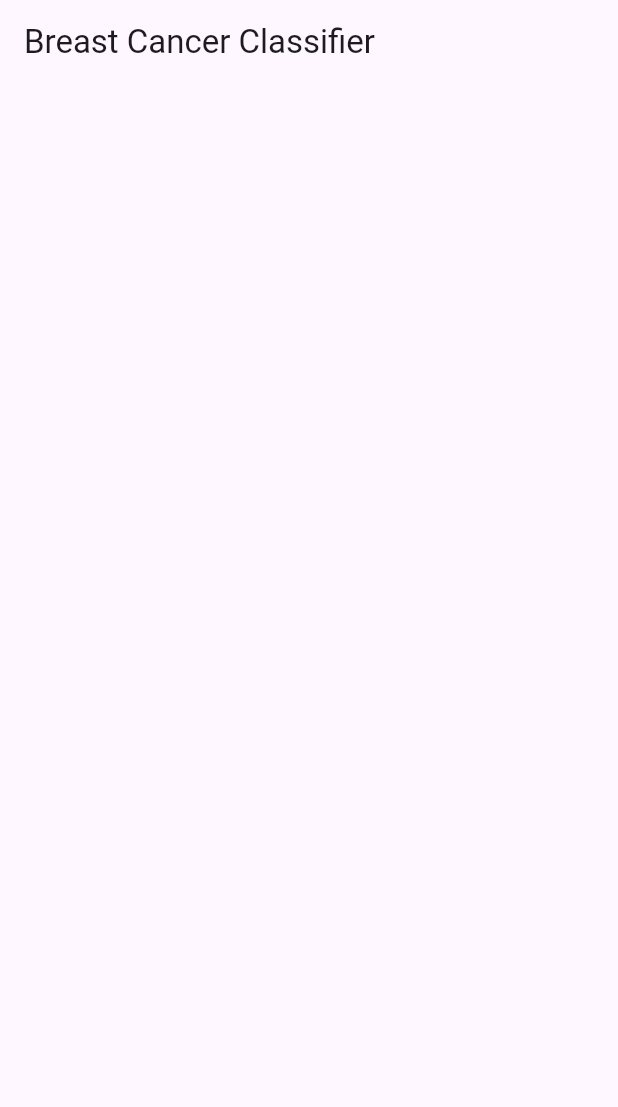
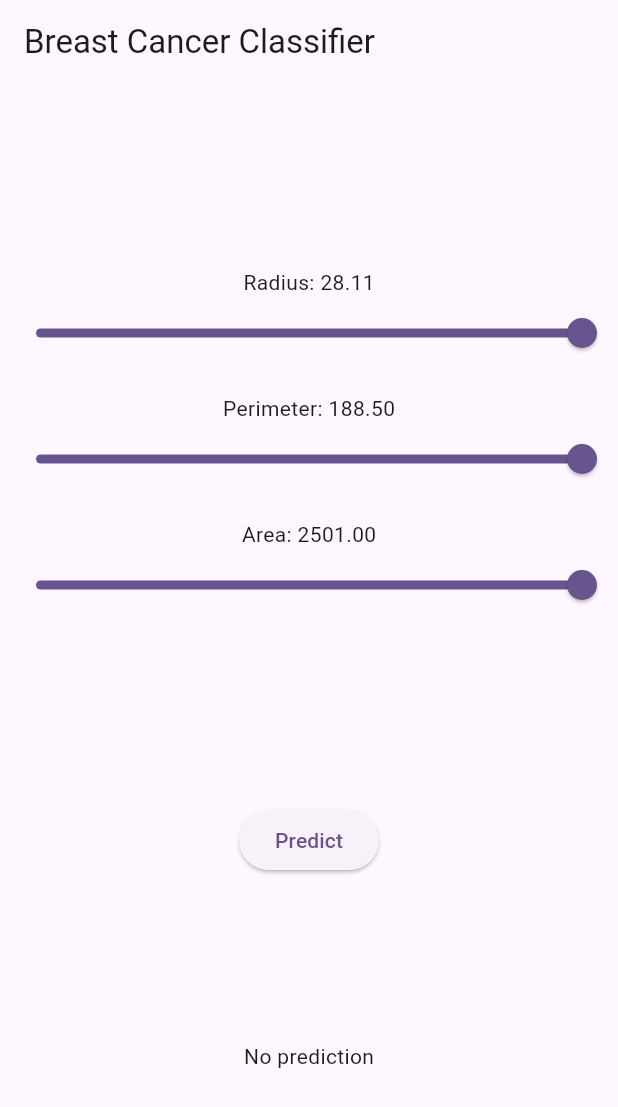
Before and after one commit to emiliodallatorre/unive-breastcancer-client, a Flutter app: the screen it shows after launch, on a phone screen of 412 x 824 dp. Shown: the top 1107 px of the screen. Run offline on Flutter 3.47's test engine with Material 2 defaults, Android fonts, the phone set to English and light mode, and no system bars.

Commit message:
Completata un po' di interfaccia.

```diff
--- a/lib/interface/screen/home_screen.dart
+++ b/lib/interface/screen/home_screen.dart
@@ -1,5 +1,8 @@
 import 'package:flutter/material.dart';
+import 'package:unive_breastcancer_client/models/predict_request_model.dart';
+import 'package:unive_breastcancer_client/models/predict_response_model.dart';
 import 'package:unive_breastcancer_client/references.dart';
+import 'package:unive_breastcancer_client/resources/provider/prediction_provider.dart';
 
 class HomeScreen extends StatefulWidget {
   static const String route = "/homeScreen";
@@ -11,6 +14,19 @@ class HomeScreen extends StatefulWidget {
 }
 
 class _HomeScreenState extends State<HomeScreen> {
+  /*
+  Radius max: 28.11 min: 6.981
+  Perimeter max: 188.5 min: 43.79
+  Area max: 2501.0 min: 143.5
+   */
+  double maxRadius = 28.11, minRadius = 6.981;
+  double maxPerimeter = 188.5, minPerimeter = 43.79;
+  double maxArea = 2501.0, minArea = 143.5;
+
+  double radius = 28.11, perimeter = 188.5, area = 2501.0;
+
+  PredictResponseModel? predictResponseModel;
+
   @override
   Widget build(BuildContext context) {
     return Scaffold(
@@ -21,7 +37,85 @@ class _HomeScreenState extends State<HomeScreen> {
 
   Widget buildBody() {
     return Column(
+      mainAxisAlignment: MainAxisAlignment.center,
+      children: <Widget>[
+        Expanded(
+          flex: 2,
+          child: Column(
+            mainAxisAlignment: MainAxisAlignment.center,
+            children: [
+              Text("Radius: ${radius.toStringAsFixed(2)}"),
+              Slider(
+                value: radius,
+                min: minRadius,
+                max: maxRadius,
+                onChanged: (double value) {
+                  setState(() {
+                    radius = value;
+                  });
+                },
+                label: "Radius: ${radius.toStringAsFixed(2)}",
+              ),
+              SizedBox(height: 16.0),
+              Text("Perimeter: ${perimeter.toStringAsFixed(2)}"),
+              Slider(
+                value: perimeter,
+                min: minPerimeter,
+                max: maxPerimeter,
+                onChanged: (double value) {
+                  setState(() {
+                    perimeter = value;
+                  });
+                },
+                label: "Perimeter: ${perimeter.toStringAsFixed(2)}",
+              ),
+              SizedBox(height: 16.0),
+              Text("Area: ${area.toStringAsFixed(2)}"),
+              Slider(
+                value: area,
+                min: minArea,
+                max: maxArea,
+                onChanged: (double value) {
+                  setState(() {
+                    area = value;
+                  });
+                },
+                label: "Area: ${area.toStringAsFixed(2)}",
+              ),
+            ],
+          ),
+        ),
+        ElevatedButton(
+          onPressed: () async {
+            setState(() => predictResponseModel = null);
+            debugPrint("Predicting...");
 
+            final PredictResponseModel prediction = await PredictionProvider.predict(PredictRequestModel(
+              radius: radius,
+              perimeter: perimeter,
+              area: area,
+            ));
+            debugPrint("Prediction: ${prediction.diagnosis}");
+            setState(() => predictResponseModel = prediction);
+          },
+          child: const Text("Predict"),
+        ),
+        Expanded(
+          child: Container(
+            padding: const EdgeInsets.all(16),
+            child: predictResponseModel == null
+                ? const Center(child: Text("No prediction"))
+                : Center(
+                    child: Column(
+                      children: [
+                        Text("Prediction: ${predictResponseModel!.diagnosis}"),
+                        Text("Probability: ${predictResponseModel!.probabilities}"),
+                      ],
+                    ),
+                  ),
+          ),
+        ),
+      ],
     );
   }
 }
--- a/lib/resources/provider/prediction_provider.dart
+++ b/lib/resources/provider/prediction_provider.dart
@@ -1,5 +1,6 @@
 import 'dart:convert';
 
+import 'package:flutter/material.dart';
 import 'package:http/http.dart' as http;
 import 'package:unive_breastcancer_client/models/predict_request_model.dart';
 import 'package:unive_breastcancer_client/models/predict_response_model.dart';
@@ -12,17 +13,22 @@ class PredictionProvider {
     final Uri uri = Uri.parse(composeUrl(route));
     final Map<String, String> headers = <String, String>{
       "Content-Type": "application/json",
+      "accept": "application/json",
     };
     final String body = jsonEncode(request.toJson());
+    debugPrint("Request: $body");
+    debugPrint("URL: $uri");
 
     final http.Response response = await http.post(uri, headers: headers, body: body);
+    debugPrint(response.body);
 
     if (response.statusCode == 200) {
       return PredictResponseModel.fromJson(jsonDecode(response.body));
     } else {
+      debugPrint(response.toString());
       throw Exception("Failed to predict");
     }
   }
 
-  static String composeUrl(final String route) => "http://${References.baseUrl}$route";
+  static String composeUrl(final String route) => "${References.baseUrl}$route";
 }
```
Also changed, not shown: 1 other file.
